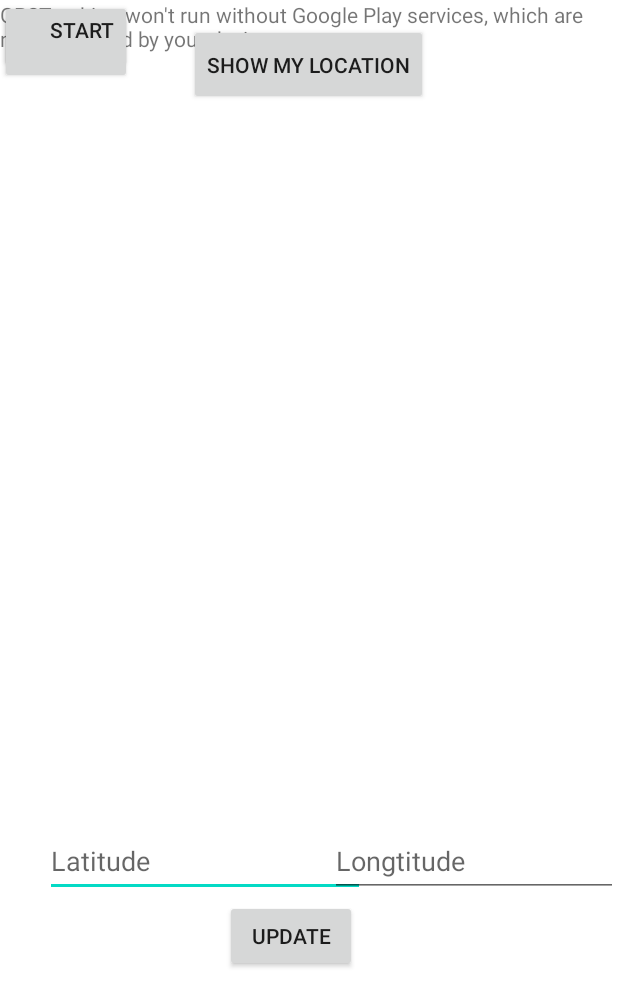
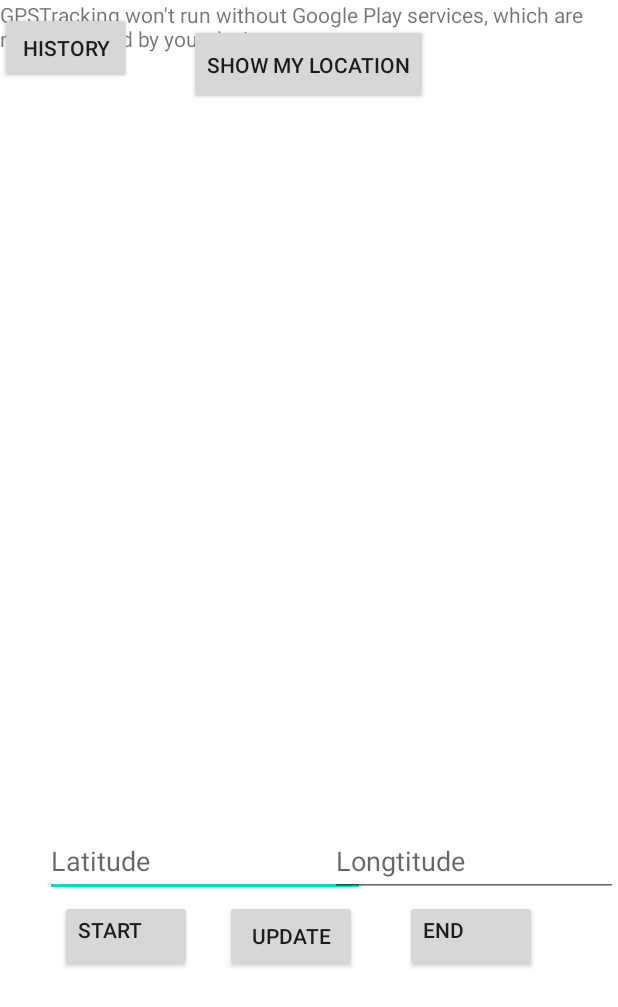
Before and after one commit to andrewkopalchik/GPSTracking-app, an Android app: the screen it shows after launch (MainActivity), after a tap on "START", on a phone screen of 412 x 824 dp. Shown: the top 1007 px of the screen. Run offline under Robolectric (Android 15) with nearby library versions, the phone set to English and light mode, and no system bars; 1 statement that could not run was skipped.

Commit message:
Добавив новий функціонал

```diff
--- a/app/src/main/java/com/example/gpstracking/MainActivity.java
+++ b/app/src/main/java/com/example/gpstracking/MainActivity.java
@@ -74,6 +74,7 @@ public class MainActivity extends FragmentActivity implements OnMapReadyCallback
         editTextLatitude = findViewById(R.id.editTextTextPersonName);
         editTextLongitude = findViewById(R.id.editTextTextPersonName2);
         startButton = findViewById(R.id.startButton);
+        stopButton = findViewById(R.id.stopButton);
         showMyLocationButton = findViewById(R.id.showMyLocationButton);
         showMyLocationButton.setOnClickListener(new View.OnClickListener() {
             @Override
@@ -92,26 +93,32 @@ public class MainActivity extends FragmentActivity implements OnMapReadyCallback
             }
         });
 
-
-
         startButton.setOnClickListener(new View.OnClickListener() {
             @Override
             public void onClick(View view) {
                 startSavingCoordinates();
+                /*
+                Intent locationServiceIntent = new Intent(MainActivity.this, LocationService.class);
+                if (Build.VERSION.SDK_INT >= Build.VERSION_CODES.O) {
+                    startForegroundService(locationServiceIntent);
+                } else {
+                    startService(locationServiceIntent);
+                }
+
+                 */
             }
         });
-
-        /*
-
         stopButton.setOnClickListener(new View.OnClickListener() {
             @Override
             public void onClick(View view) {
                 stopSavingCoordinates();
+                /*
+                Intent locationServiceIntent = new Intent(MainActivity.this, LocationService.class);
+                stopService(locationServiceIntent);
+
+                 */
             }
         });
-
-         */
-
     }
 
 
--- a/app/src/main/res/layout/activity_main.xml
+++ b/app/src/main/res/layout/activity_main.xml
@@ -12,8 +12,6 @@
         android:layout_width="match_parent"
         android:layout_height="550dp"
         tools:layout="@layout/support_simple_spinner_dropdown_item" />
-
-
 
     <Button
         android:id="@+id/historyButton"
@@ -69,8 +67,19 @@
         android:id="@+id/startButton"
         android:layout_width="wrap_content"
         android:layout_height="wrap_content"
+        android:gravity="left"
         android:text="Start"
-        android:gravity="right"
+        android:layout_marginStart="40dp"
+        android:layout_marginTop="600dp"
+        />
+    <Button
+        android:id="@+id/stopButton"
+        android:layout_width="wrap_content"
+        android:layout_height="wrap_content"
+        android:gravity="left"
+        android:text="End"
+        android:layout_marginStart="270dp"
+        android:layout_marginTop="600dp"
         />
 
 </FrameLayout>
```
Also changed, not shown: app/src/main/AndroidManifest.xml (+7 -0 lines), app/src/main/java/com/example/gpstracking/LocationService.java (added, +72 -0 lines).
